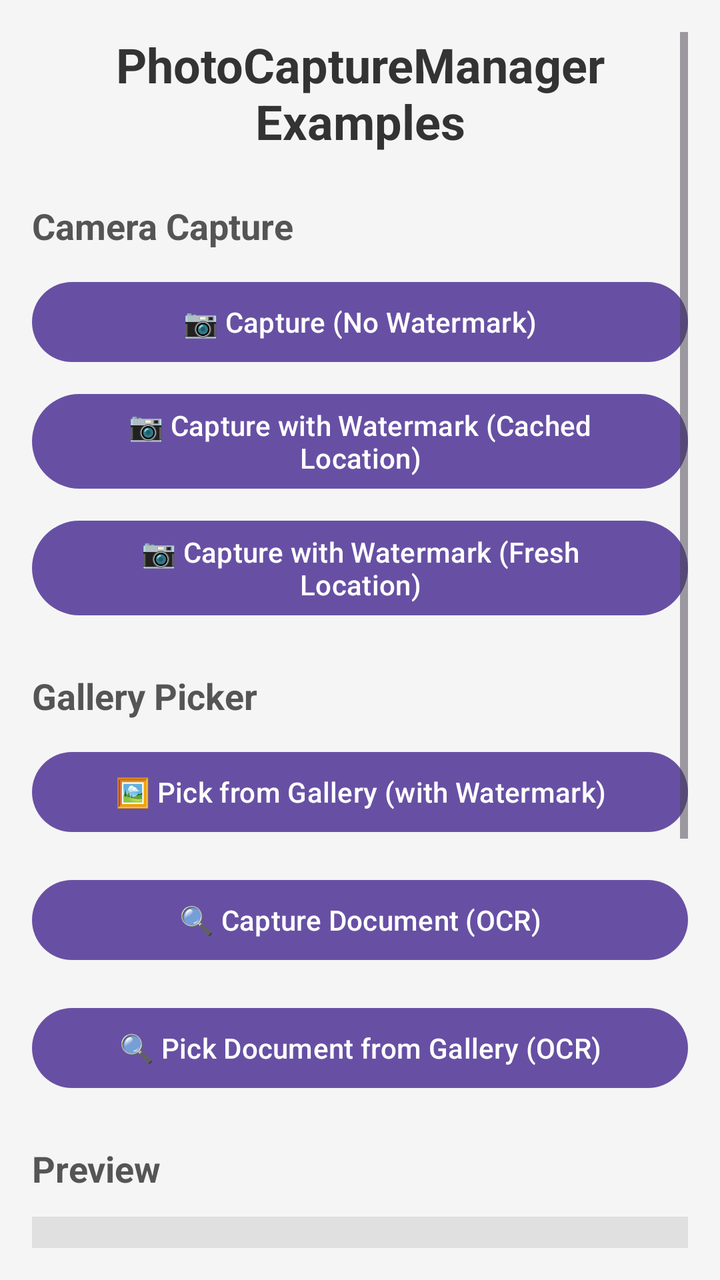
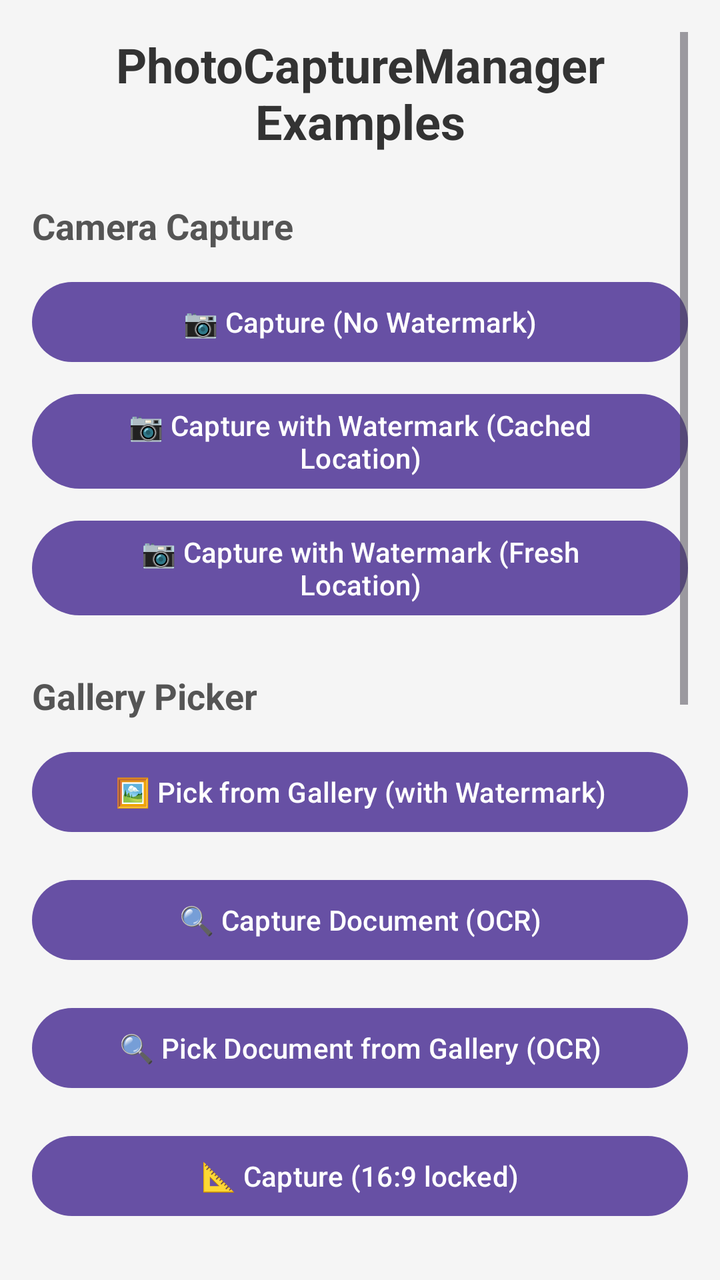

Before-and-after screenshots of an Android layout around one commit, followed by the original layout XML and the change that was made.
<!-- AndroidManifest.xml: application theme Theme.VolineUIAndroid -->
<!-- res/layout/activity_photo_capture_examples.xml -->
<?xml version="1.0" encoding="utf-8"?>
<ScrollView xmlns:android="http://schemas.android.com/apk/res/android"
    android:layout_width="match_parent"
    android:layout_height="match_parent"
    android:padding="16dp"
    android:background="#F5F5F5">

    <LinearLayout
        android:layout_width="match_parent"
        android:layout_height="wrap_content"
        android:orientation="vertical">

        
        <TextView
            android:layout_width="match_parent"
            android:layout_height="wrap_content"
            android:text="PhotoCaptureManager Examples"
            android:textSize="24sp"
            android:textStyle="bold"
            android:textColor="#333333"
            android:gravity="center"
            android:layout_marginBottom="24dp" />

        
        <TextView
            android:layout_width="match_parent"
            android:layout_height="wrap_content"
            android:text="Camera Capture"
            android:textSize="18sp"
            android:textStyle="bold"
            android:textColor="#555555"
            android:layout_marginBottom="12dp" />

        <Button
            android:id="@+id/btnCaptureNoWatermark"
            android:layout_width="match_parent"
            android:layout_height="wrap_content"
            android:text="📷 Capture (No Watermark)"
            android:textAllCaps="false"
            android:layout_marginBottom="8dp" />

        <Button
            android:id="@+id/btnCaptureCachedLocation"
            android:layout_width="match_parent"
            android:layout_height="wrap_content"
            android:text="📷 Capture with Watermark (Cached Location)"
            android:textAllCaps="false"
            android:layout_marginBottom="8dp" />

        <Button
            android:id="@+id/btnCaptureFreshLocation"
            android:layout_width="match_parent"
            android:layout_height="wrap_content"
            android:text="📷 Capture with Watermark (Fresh Location)"
            android:textAllCaps="false"
            android:layout_marginBottom="16dp" />

        
        <TextView
            android:layout_width="match_parent"
            android:layout_height="wrap_content"
            android:text="Gallery Picker"
            android:textSize="18sp"
            android:textStyle="bold"
            android:textColor="#555555"
            android:layout_marginTop="8dp"
            android:layout_marginBottom="12dp" />

        <Button
            android:id="@+id/btnPickFromGallery"
            android:layout_width="match_parent"
            android:layout_height="wrap_content"
            android:text="🖼️ Pick from Gallery (with Watermark)"
            android:textAllCaps="false"
            android:layout_marginBottom="16dp" />

        <Button
            android:id="@+id/btnCaptureOcr"
            android:layout_width="match_parent"
            android:layout_height="wrap_content"
            android:text="🔍 Capture Document (OCR)"
            android:textAllCaps="false"
            android:layout_marginBottom="16dp" />

        <Button
            android:id="@+id/btnPickOcrFromGallery"
            android:layout_width="match_parent"
            android:layout_height="wrap_content"
            android:text="🔍 Pick Document from Gallery (OCR)"
            android:textAllCaps="false"
            android:layout_marginBottom="16dp" />

        
        <TextView
            android:layout_width="match_parent"
            android:layout_height="wrap_content"
            android:text="Preview"
            android:textSize="18sp"
            android:textStyle="bold"
            android:textColor="#555555"
            android:layout_marginTop="8dp"
            android:layout_marginBottom="12dp" />

        <ImageView
            android:id="@+id/ivPhoto"
            android:layout_width="match_parent"
            android:layout_height="200dp"
            android:scaleType="centerCrop"
            android:background="#E0E0E0"
            android:contentDescription="Captured photo"
            android:layout_marginBottom="12dp" />

        
        <TextView
            android:layout_width="match_parent"
            android:layout_height="wrap_content"
            android:text="Metadata"
            android:textSize="18sp"
            android:textStyle="bold"
            android:textColor="#555555"
            android:layout_marginTop="8dp"
            android:layout_marginBottom="12dp" />

        <TextView
            android:id="@+id/tvMetadata"
            android:layout_width="match_parent"
            android:layout_height="wrap_content"
            android:text="No photo captured yet"
            android:textSize="14sp"
            android:textColor="#666666"
            android:fontFamily="monospace"
            android:background="#FFFFFF"
            android:padding="12dp"
            android:minHeight="100dp" />

    </LinearLayout>
</ScrollView>
<!-- resources referenced by this layout -->
<resources>
  <style name="Theme.VolineUIAndroid" parent="Base.Theme.VolineUIAndroid">
          <item name="android:colorPrimary">@color/primary_color_pink</item>
      </style>
  <style name="Base.Theme.VolineUIAndroid" parent="Theme.Material3.DayNight.NoActionBar">
  
      </style>
  <color name="primary_color_pink">#E91E63</color>
</resources>

<!-- the commit's change to res/layout/activity_photo_capture_examples.xml (unified diff, before → after) -->
@@ -90,6 +90,30 @@
             android:textAllCaps="false"
             android:layout_marginBottom="16dp" />
 
+        <Button
+            android:id="@+id/btnCaptureLocked169"
+            android:layout_width="match_parent"
+            android:layout_height="wrap_content"
+            android:text="📐 Capture (16:9 locked)"
+            android:textAllCaps="false"
+            android:layout_marginBottom="16dp" />
+
+        <Button
+            android:id="@+id/btnCaptureFreeAspect"
+            android:layout_width="match_parent"
+            android:layout_height="wrap_content"
+            android:text="📐 Capture (free aspect ratio)"
+            android:textAllCaps="false"
+            android:layout_marginBottom="16dp" />
+
+        <Button
+            android:id="@+id/btnCaptureFrontAllowed"
+            android:layout_width="match_parent"
+            android:layout_height="wrap_content"
+            android:text="🤳 Capture (front camera allowed)"
+            android:textAllCaps="false"
+            android:layout_marginBottom="16dp" />
+
         
         <TextView
             android:layout_width="match_parent"
